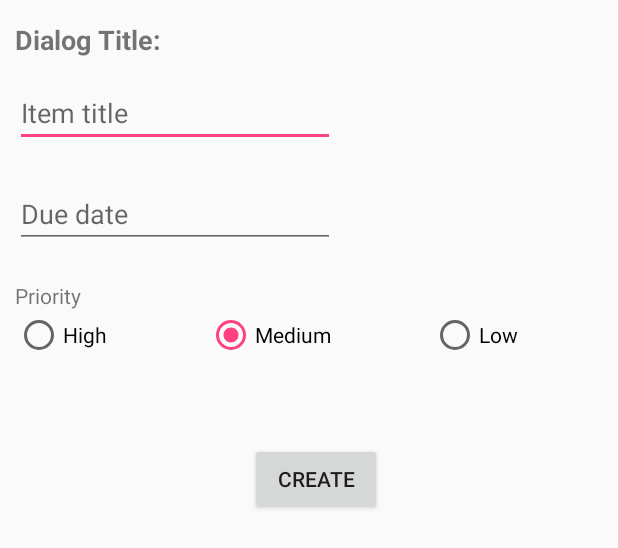
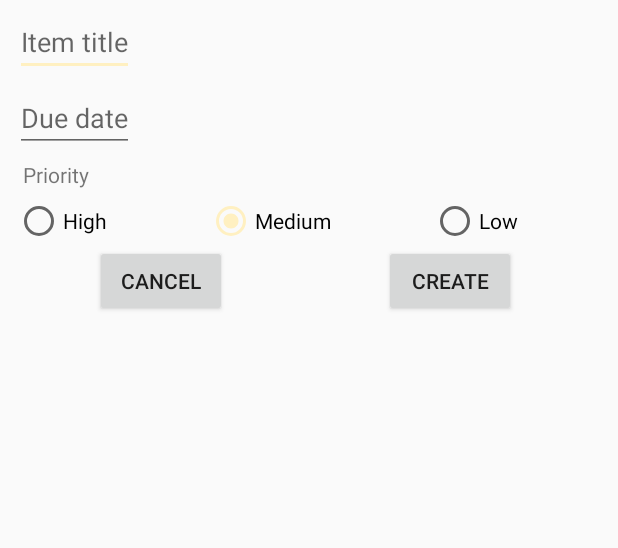
Before and after one commit to kaamel/SimpleToDo, an Android app: the layout dialog_add_edit_item.xml on its own in the app's theme, with its tools: preview values and no code run, on a phone screen of 412 x 824 dp. Shown: the top 548 px of the screen. Run offline under Robolectric (Android 15) with nearby library versions, the phone set to English and light mode, and no system bars.

Commit message:
V3 commit: Dialog for entry/updaet instead of activity Date format validation for the default locale Floating Action Point instead of button Improved UI/UX

```diff
--- a/app/build.gradle
+++ b/app/build.gradle
@@ -23,10 +23,12 @@ def dbflow_version = "4.0.3"
 
 dependencies {
     compile fileTree(dir: 'libs', include: ['*.jar'])
-    compile 'com.android.support:appcompat-v7:26.+'
-    compile 'commons-io:commons-io:2.4'
 
     annotationProcessor "com.github.Raizlabs.DBFlow:dbflow-processor:${dbflow_version}"
     compile "com.github.Raizlabs.DBFlow:dbflow-core:${dbflow_version}"
     compile "com.github.Raizlabs.DBFlow:dbflow:${dbflow_version}"
+    compile 'com.android.support:appcompat-v7:26.+'
+    compile 'commons-io:commons-io:2.4'
+    compile 'com.android.support:support-v4:26.+'
+    compile 'com.android.support:design:26.+'
 }
--- a/app/src/main/AndroidManifest.xml
+++ b/app/src/main/AndroidManifest.xml
@@ -17,7 +17,6 @@
                 <category android:name="android.intent.category.LAUNCHER" />
             </intent-filter>
         </activity>
-        <activity android:name=".EditItemActivity" android:label="Edit Item" />
     </application>
 
 </manifest>
--- a/app/src/main/res/layout/activity_edit_item.xml
+++ b/app/src/main/res/layout/dialog_add_edit_item.xml
@@ -6,7 +6,7 @@
     android:layout_height="match_parent"
     android:layout_marginLeft="10dp"
     android:layout_marginStart="10dp"
-    tools:context="com.codepath.simpletodo.EditItemActivity">
+    tools:context="com.codepath.simpletodo.MainActivity">
 
     <EditText
         android:id="@+id/txtEditItem"
@@ -15,17 +15,28 @@
         android:layout_alignParentLeft="true"
         android:layout_alignParentStart="true"
         android:layout_below="@+id/itemTitleDialog"
-        android:layout_marginTop="14dp"
-        android:ems="10"
+        android:layout_marginTop="5dp"
         android:hint="Item title"
         android:inputType="textMultiLine" />
 
+
+    <EditText
+        android:id="@+id/dueDate"
+        android:layout_width="wrap_content"
+        android:layout_height="wrap_content"
+        android:layout_marginTop="5dp"
+        android:hint="Due date"
+        android:inputType="date"
+        android:layout_below="@+id/txtEditItem"
+        android:layout_alignParentLeft="true"
+        android:layout_alignParentStart="true" />
+
     <TextView
+        android:visibility="gone"
         android:id="@+id/itemTitleDialog"
         android:layout_width="wrap_content"
         android:layout_height="wrap_content"
         android:layout_marginTop="14dp"
-        android:ems="10"
         android:text="Dialog Title:"
         android:textStyle="bold"
         android:textSize="18sp"
@@ -33,27 +44,18 @@
         android:layout_alignParentLeft="true"
         android:layout_alignParentStart="true" />
 
-    <Button
-        android:id="@+id/btnSave"
+    <TextView
+        android:id="@+id/radioGroupTitle"
         android:layout_width="wrap_content"
         android:layout_height="wrap_content"
-        android:onClick="onSaveItem"
-        android:text="Create"
-        android:layout_below="@+id/radio_group_proity"
-        android:layout_centerHorizontal="true"
-        android:layout_marginTop="56dp" />
-
-    <EditText
-        android:id="@+id/dueDate"
-        android:layout_width="wrap_content"
-        android:layout_height="wrap_content"
-        android:layout_marginTop="22dp"
-        android:ems="10"
-        android:hint="Due date"
-        android:inputType="date"
-        android:layout_below="@+id/txtEditItem"
+        android:layout_alignEnd="@+id/txtEditItem"
         android:layout_alignParentLeft="true"
-        android:layout_alignParentStart="true" />
+        android:layout_alignParentStart="true"
+        android:layout_alignRight="@+id/txtEditItem"
+        android:layout_below="@+id/dueDate"
+        android:layout_marginTop="5dp"
+        android:paddingLeft="5dp"
+        android:text="Priority" />
 
     <RadioGroup
         android:id="@+id/radio_group_proity"
@@ -63,10 +65,11 @@
         android:orientation="horizontal"
         android:text="Priority"
         android:weightSum="3"
-        android:layout_below="@+id/dueDate"
-        android:layout_marginTop="42dp"
+        android:layout_below="@+id/radioGroupTitle"
+        android:layout_marginTop="5dp"
         android:layout_alignParentLeft="true"
         android:layout_alignParentStart="true">
+
 
         <RadioButton
             android:id="@+id/proity_high"
@@ -90,14 +93,29 @@
             android:text="Low" />
     </RadioGroup>
 
-    <TextView
-        android:id="@+id/textView"
+
+    <Button
+        android:id="@+id/btnSave"
         android:layout_width="wrap_content"
         android:layout_height="wrap_content"
-        android:text="Priority"
-        android:layout_below="@+id/dueDate"
-        android:layout_marginTop="22dp"
-        android:layout_alignParentLeft="true"
-        android:layout_alignParentStart="true" />
+        android:onClick="onSaveItem"
+        android:text="Create"
+        android:layout_below="@+id/radio_group_proity"
+        android:layout_alignParentRight="true"
+        android:layout_alignParentEnd="true"
+        android:layout_marginRight="68dp"
+        android:layout_marginEnd="68dp" />
+
+    <Button
+        android:id="@+id/btnCancel"
+        android:layout_width="wrap_content"
+        android:layout_height="wrap_content"
+        android:text="Cancel"
+        android:layout_below="@+id/radio_group_proity"
+        android:layout_toRightOf="@+id/itemTitleDialog"
+        android:layout_toEndOf="@+id/itemTitleDialog"
+        android:layout_marginLeft="53dp"
+        android:layout_marginStart="53dp" />
+
 
 </RelativeLayout>
--- a/app/src/main/res/values/colors.xml
+++ b/app/src/main/res/values/colors.xml
@@ -3,4 +3,8 @@
     <color name="colorPrimary">#3F51B5</color>
     <color name="colorPrimaryDark">#303F9F</color>
     <color name="colorAccent">#FF4081</color>
+
+    <color name="colorPrimary2">#3F91E5</color>
+    <color name="colorPrimaryDark2">#30617F</color>
+    <color name="colorAccent2">#FFF0C1</color>
 </resources>
--- a/app/src/main/res/values/styles.xml
+++ b/app/src/main/res/values/styles.xml
@@ -3,9 +3,9 @@
     <!-- Base application theme. -->
     <style name="AppTheme" parent="Theme.AppCompat.Light.DarkActionBar">
         <!-- Customize your theme here. -->
-        <item name="colorPrimary">@color/colorPrimary</item>
-        <item name="colorPrimaryDark">@color/colorPrimaryDark</item>
-        <item name="colorAccent">@color/colorAccent</item>
+        <item name="colorPrimary">@color/colorPrimary2</item>
+        <item name="colorPrimaryDark">@color/colorPrimaryDark2</item>
+        <item name="colorAccent">@color/colorAccent2</item>
     </style>
 
 </resources>
```
Also changed, not shown: app/src/main/java/com/codepath/simpletodo/AddEditDialogFragment.java (added, +162 -0 lines), app/src/main/java/com/codepath/simpletodo/EditItemActivity.java (deleted, +0 -110 lines), app/src/main/java/com/codepath/simpletodo/Item.java (+35 -3 lines), app/src/main/java/com/codepath/simpletodo/ItemsAdapter.java (+11 -8 lines), app/src/main/java/com/codepath/simpletodo/MainActivity.java (+6 -56 lines), app/src/main/res/layout/activity_main.xml (+13 -9 lines), app/src/main/res/layout/item.xml (+7 -1 lines), app/src/main/res/values/strings.xml (+10 -0 lines), app/src/main/res/drawable-hdpi/view_background.png (added), app/src/main/res/drawable-mdpi/view_background.png (added), app/src/main/res/drawable-xhdpi/view_background.png (added), app/src/main/res/drawable-xxhdpi/view_background.png (added), 1 other file.
